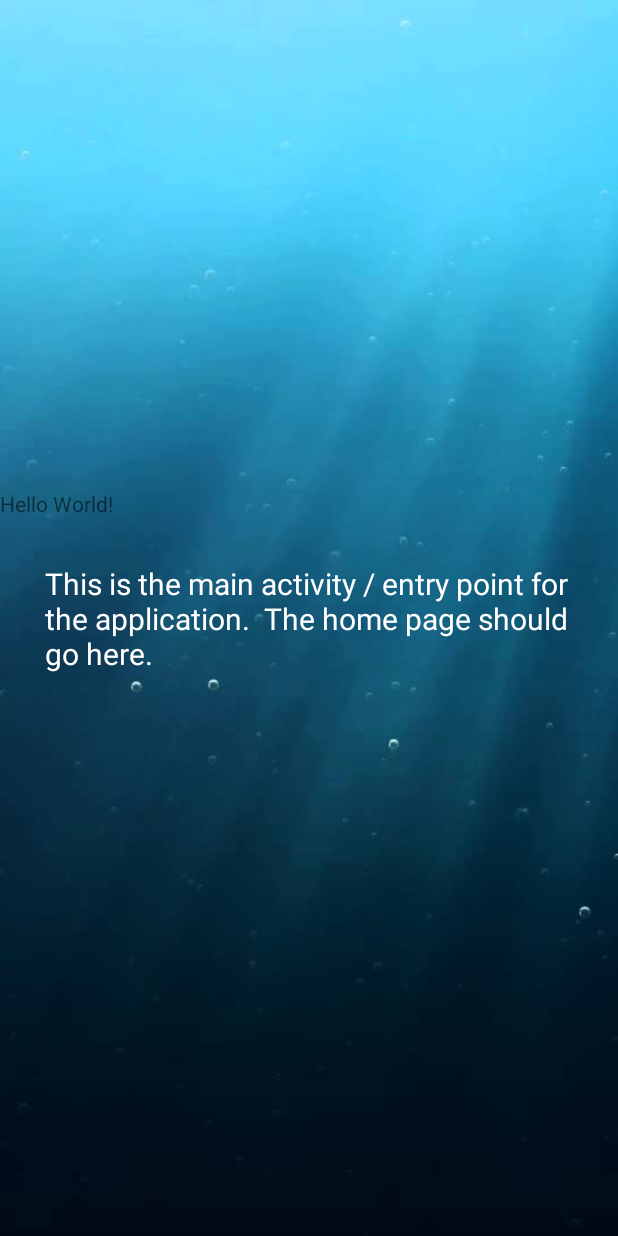
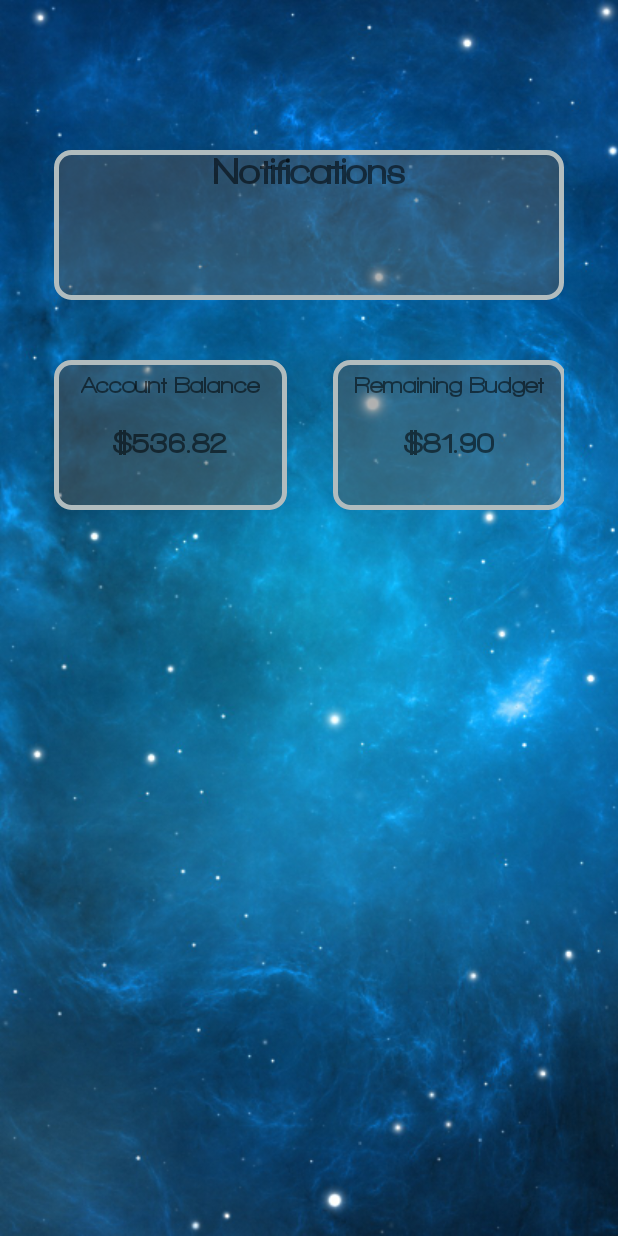
Before and after one commit to afink170/PocketFinances, an Android app: the screen it shows after launch (MainActivity), on a phone screen of 412 x 824 dp. Run offline under Robolectric (Android 15) with nearby library versions, the phone set to English and light mode, and no system bars.

Commit message:
Implemented the basic functionality for swapping fragments in the main activity.

```diff
--- /dev/null
+++ b/app/src/main/java/edu/usm/cs/csc414/pocketfinances/HomeFragment.java
@@ -0,0 +1,68 @@
+package edu.usm.cs.csc414.pocketfinances;
+
+import android.graphics.Typeface;
+import android.os.Bundle;
+import android.support.annotation.NonNull;
+import android.support.annotation.Nullable;
+import android.support.v4.app.Fragment;
+import android.util.Log;
+import android.view.LayoutInflater;
+import android.view.View;
+import android.view.ViewGroup;
+import android.widget.TextView;
+
+// Class defining the logic for the Home Fragment.
+public class HomeFragment extends Fragment {
+    private static String TAG = "HomeFragment";
+
+    // Declare Typeface for custom font
+    Typeface FONT_WALKWAY;
+
+    // Declare UI elements
+    TextView textView1, textView2, textView3, balanceTextView, budgetTextView;
+
+    /*
+    public HomeFragment() {
+
+    }
+    */
+
+    @Nullable
+    @Override
+    public View onCreateView(@NonNull LayoutInflater inflater, @Nullable ViewGroup container, @Nullable Bundle savedInstanceState) {
+        // Inflate fragment from fragment_home XML
+        View view = inflater.inflate(R.layout.fragment_home, container, false);
+
+        try {
+            // Initialize UI elements
+            textView1 = view.findViewById(R.id.fragment_home_textview1);
+            textView2 = view.findViewById(R.id.fragment_home_textview2);
+            textView3 = view.findViewById(R.id.fragment_home_textview3);
+            balanceTextView = view.findViewById(R.id.fragment_home_balance_textview);
+            budgetTextView = view.findViewById(R.id.fragment_home_budget_textview);
+        }
+        catch (Exception e) {
+            Log.e(TAG, "Unable to initialize UI elements.", e);
+        }
+
+
+        try {
+            // Initialize custom font from resource
+            FONT_WALKWAY = Typeface.createFromAsset(getActivity().getAssets(), getString(R.string.font_walkway_black));
+
+            // Set the font for UI elements to custom font
+            textView1.setTypeface(FONT_WALKWAY);
+            textView2.setTypeface(FONT_WALKWAY);
+            textView3.setTypeface(FONT_WALKWAY);
+            balanceTextView.setTypeface(FONT_WALKWAY);
+            budgetTextView.setTypeface(FONT_WALKWAY);
+        }
+        catch (Exception e) {
+            Log.e(TAG, "Unable to set font of application text.", e);
+        }
+
+
+
+        return view;
+    }
+}
--- a/app/src/main/java/edu/usm/cs/csc414/pocketfinances/MainActivity.java
+++ b/app/src/main/java/edu/usm/cs/csc414/pocketfinances/MainActivity.java
@@ -1,24 +1,36 @@
 package edu.usm.cs.csc414.pocketfinances;
 
+import android.os.Build;
+import android.support.v4.app.FragmentTransaction;
 import android.support.v7.app.AppCompatActivity;
 import android.os.Bundle;
-import android.widget.TextView;
+import android.view.Window;
+import android.view.WindowManager;
 
+
+// Entry point activity for application.
+// Will load most fragments from here.
 public class MainActivity extends AppCompatActivity {
 
-    TextView textViewNum;
+    FragmentTransaction fragmentTransaction;
+
 
     @Override
     protected void onCreate(Bundle savedInstanceState) {
         super.onCreate(savedInstanceState);
         setContentView(R.layout.activity_main);
 
-        textViewNum = findViewById(R.id.textViewNum);
+        // Make phone status bar transparent if API level >= KitKat (19)
+        if (Build.VERSION.SDK_INT >= Build.VERSION_CODES.KITKAT) {
+            Window w = getWindow();
+            w.setFlags(WindowManager.LayoutParams.FLAG_LAYOUT_NO_LIMITS, WindowManager.LayoutParams.FLAG_LAYOUT_NO_LIMITS);
+        }
 
-        textViewNum.setText(getText(R.string.hello_world_str));
+        fragmentTransaction = getSupportFragmentManager().beginTransaction();
+        fragmentTransaction
+                .replace(R.id.activity_main_framelayout, new HomeFragment())
+                .commit();
+
     }
 
-    public int add(int a, int b) {
-        return a+b;
-    }
 }
--- /dev/null
+++ b/app/src/main/res/drawable/rounded_box.xml
@@ -0,0 +1,7 @@
+<?xml version="1.0" encoding="UTF-8"?>
+<shape xmlns:android="http://schemas.android.com/apk/res/android">
+    <solid android:color="#77585858"/>
+    <stroke android:width="3dp" android:color="#B1BCBE" />
+    <corners android:radius="10dp"/>
+    <padding android:left="0dp" android:top="0dp" android:right="0dp" android:bottom="0dp" />
+</shape>
--- a/app/src/main/res/layout/activity_main.xml
+++ b/app/src/main/res/layout/activity_main.xml
@@ -1,4 +1,5 @@
 <?xml version="1.0" encoding="utf-8"?>
+<!--
 <android.support.constraint.ConstraintLayout
     xmlns:android="http://schemas.android.com/apk/res/android"
     xmlns:app="http://schemas.android.com/apk/res-auto"
@@ -15,15 +16,19 @@
         android:scaleType="centerCrop"/>
 
     <TextView
-        android:id="@+id/textViewNum"
+        android:id="@+id/homescreen_title_textview"
         android:layout_width="wrap_content"
         android:layout_height="wrap_content"
-        android:text=""
-        app:layout_constraintBottom_toTopOf="@id/text_view"
+        android:text="@string/pocket_finances"
+        android:textSize="35sp"
+        app:layout_constraintBottom_toTopOf="@id/homescreen_info_textview"
+        app:layout_constraintLeft_toLeftOf="parent"
+        app:layout_constraintRight_toRightOf="parent"
+        app:layout_constraintTop_toTopOf="parent"
         />
 
     <TextView
-        android:id="@+id/text_view"
+        android:id="@+id/homescreen_info_textview"
         android:layout_width="wrap_content"
         android:layout_height="wrap_content"
         android:text="This is the main activity / entry point for the application.  The home page should go here."
@@ -36,3 +41,31 @@
         android:textColor="#ffffff"/>
 
 </android.support.constraint.ConstraintLayout>
+-->
+
+<android.support.constraint.ConstraintLayout
+    xmlns:android="http://schemas.android.com/apk/res/android"
+    xmlns:tools="http://schemas.android.com/tools"
+    android:layout_width="match_parent"
+    android:layout_height="match_parent"
+    android:fitsSystemWindows="true"
+    tools:context=".MainActivity">
+
+    <ImageView
+        android:layout_width="match_parent"
+        android:layout_height="match_parent"
+        android:src="@drawable/background_main"
+        android:scaleType="centerCrop"/>
+
+    <FrameLayout
+        android:id="@+id/activity_main_framelayout"
+        android:layout_width="match_parent"
+        android:layout_height="match_parent">
+
+        <!-- Fragments are inflated here. -->
+
+    </FrameLayout>
+
+
+
+</android.support.constraint.ConstraintLayout>
--- /dev/null
+++ b/app/src/main/res/layout/fragment_home.xml
@@ -0,0 +1,134 @@
+<?xml version="1.0" encoding="utf-8"?>
+<android.support.constraint.ConstraintLayout
+    xmlns:android="http://schemas.android.com/apk/res/android"
+    android:layout_width="match_parent"
+    android:layout_height="match_parent"
+    xmlns:app="http://schemas.android.com/apk/res-auto"
+    android:background="@android:color/transparent">
+
+    <android.support.constraint.ConstraintLayout
+        android:id="@+id/fragment_home_reminders_layout"
+        android:layout_width="340dp"
+        android:layout_height="100dp"
+        android:layout_marginTop="100dp"
+        android:layout_marginRight="15dp"
+        android:layout_marginLeft="15dp"
+        android:background="@drawable/rounded_box"
+        app:layout_constraintTop_toTopOf="parent"
+        app:layout_constraintLeft_toLeftOf="parent"
+        app:layout_constraintRight_toRightOf="parent">
+
+        <TextView
+            android:id="@+id/fragment_home_textview1"
+            android:layout_width="wrap_content"
+            android:layout_height="30dp"
+            app:layout_constraintRight_toRightOf="parent"
+            app:layout_constraintLeft_toLeftOf="parent"
+            app:layout_constraintTop_toTopOf="parent"
+            android:text="Notifications"
+            android:textSize="25sp"/>
+
+        <ListView
+            android:layout_width="match_parent"
+            android:layout_height="70dp"
+            app:layout_constraintRight_toRightOf="parent"
+            app:layout_constraintLeft_toLeftOf="parent"
+            app:layout_constraintBottom_toBottomOf="parent">
+
+            <!-- Put list items here.  But probably will be done programmatically. -->
+
+        </ListView>
+    </android.support.constraint.ConstraintLayout>
+
+    <android.support.constraint.ConstraintLayout
+        android:layout_width="340dp"
+        android:layout_height="100dp"
+        android:layout_marginTop="40dp"
+        android:layout_marginRight="15dp"
+        android:layout_marginLeft="15dp"
+        app:layout_constraintTop_toBottomOf="@+id/fragment_home_reminders_layout"
+        app:layout_constraintLeft_toLeftOf="parent"
+        app:layout_constraintRight_toRightOf="parent">
+
+        <LinearLayout
+            android:layout_width="match_parent"
+            android:layout_height="match_parent"
+            android:orientation="horizontal">
+
+            <android.support.constraint.ConstraintLayout
+                android:layout_width="155dp"
+                android:layout_height="match_parent"
+                android:background="@drawable/rounded_box"
+                android:layout_marginEnd="15dp"
+                android:layout_marginRight="15dp">
+
+                <TextView
+                    android:id="@+id/fragment_home_textview2"
+                    android:layout_width="wrap_content"
+                    android:layout_height="25dp"
+                    android:gravity="bottom"
+                    app:layout_constraintRight_toRightOf="parent"
+                    app:layout_constraintLeft_toLeftOf="parent"
+                    app:layout_constraintTop_toTopOf="parent"
+                    android:text="Account Balance"
+                    android:textSize="16sp"/>
+
+                <TextView
+                    android:id="@+id/fragment_home_balance_textview"
+                    android:layout_width="wrap_content"
+                    android:layout_height="50dp"
+                    android:layout_marginBottom="20dp"
+                    android:text="$536.82"
+                    android:textSize="20sp"
+                    android:gravity="center_vertical"
+                    app:layout_constraintRight_toRightOf="parent"
+                    app:layout_constraintLeft_toLeftOf="parent"
+                    app:layout_constraintBottom_toBottomOf="parent"/>
+
+            </android.support.constraint.ConstraintLayout>
+
+
+
+            <android.support.constraint.ConstraintLayout
+                android:layout_width="155dp"
+                android:layout_height="match_parent"
+                android:background="@drawable/rounded_box"
+                android:layout_marginStart="15dp"
+                android:layout_marginLeft="15dp">
+
+                <TextView
+                    android:id="@+id/fragment_home_textview3"
+                    android:layout_width="wrap_content"
+                    android:layout_height="25dp"
+                    android:gravity="bottom"
+                    app:layout_constraintRight_toRightOf="parent"
+                    app:layout_constraintLeft_toLeftOf="parent"
+                    app:layout_constraintTop_toTopOf="parent"
+                    android:text="Remaining Budget"
+                    android:textSize="16sp"/>
+
+                <TextView
+                    android:id="@+id/fragment_home_budget_textview"
+                    android:layout_width="wrap_content"
+                    android:layout_height="50dp"
+                    android:layout_marginBottom="20dp"
+                    android:text="$81.90"
+                    android:textSize="20sp"
+                    android:gravity="center_vertical"
+                    app:layout_constraintRight_toRightOf="parent"
+                    app:layout_constraintLeft_toLeftOf="parent"
+                    app:layout_constraintBottom_toBottomOf="parent"/>
+
+            </android.support.constraint.ConstraintLayout>
+
+
+
+        </LinearLayout>
+
+
+
+    </android.support.constraint.ConstraintLayout>
+
+
+
+</android.support.constraint.ConstraintLayout>
--- a/app/src/main/res/values/strings.xml
+++ b/app/src/main/res/values/strings.xml
@@ -1,4 +1,5 @@
 <resources>
     <string name="app_name">PocketFinances</string>
-    <string name="hello_world_str">Hello World!</string>
+    <string name="pocket_finances">POCKET FINANCES</string>
+    <string name="font_walkway_black">fonts/Walkway_Black.ttf</string>
 </resources>
```
Also changed, not shown: app/src/main/assets/fonts/Walkway_Black.ttf (added), app/src/main/assets/fonts/Walkway_Bold.ttf (added), app/src/main/assets/fonts/Walkway_Oblique.ttf (added), app/src/main/assets/fonts/Walkway_Oblique_Black.ttf (added), app/src/main/assets/fonts/Walkway_Oblique_Bold.ttf (added), app/src/main/assets/fonts/Walkway_Oblique_SemiBold.ttf (added), app/src/main/assets/fonts/Walkway_Oblique_UltraBold.ttf (added), app/src/main/assets/fonts/Walkway_SemiBold.ttf (added), app/src/main/assets/fonts/Walkway_UltraBold.ttf (added), app/src/main/res/drawable-xxhdpi/background_main.jpg (added), app/src/main/res/drawable/background_main.jpg (deleted).
